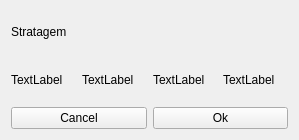
cscmieu/Democratic-Stratagem-Trainer, file PlaylistItem.ui: the form before one commit.
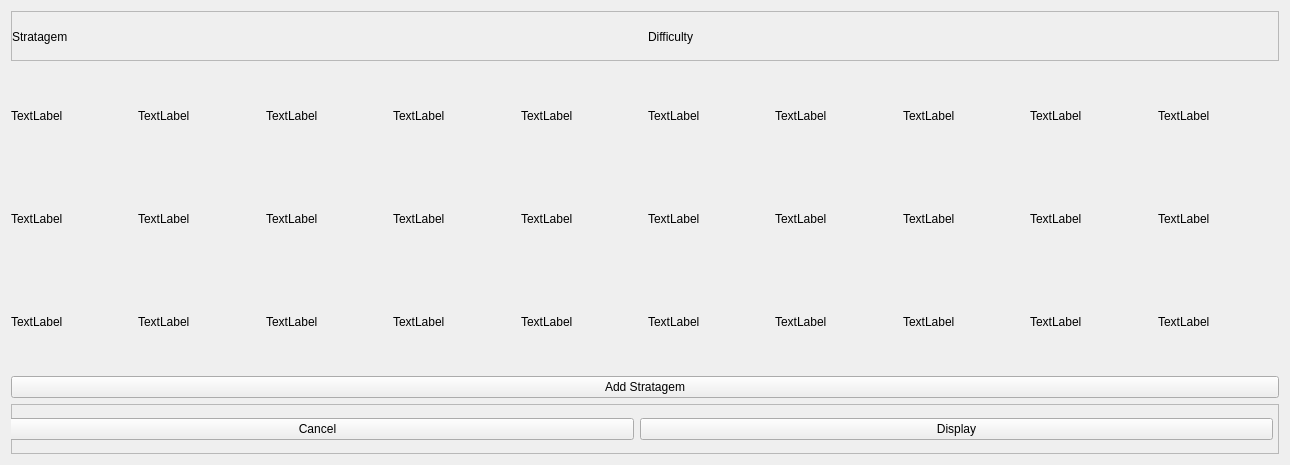
The form after the commit.

Commit message: display playlist

What changed in the file:
```diff
--- a/PlaylistItem.ui
+++ b/PlaylistItem.ui
@@ -6,8 +6,8 @@
    <rect>
     <x>0</x>
     <y>0</y>
-    <width>299</width>
-    <height>140</height>
+    <width>1290</width>
+    <height>465</height>
    </rect>
   </property>
   <property name="windowTitle">
@@ -15,6 +15,36 @@
   </property>
   <layout class="QVBoxLayout" name="verticalLayout">
    <item>
+    <widget class="QFrame" name="Header">
+     <property name="maximumSize">
+      <size>
+       <width>20000</width>
+       <height>50</height>
+      </size>
+     </property>
+     <property name="frameShape">
+      <enum>QFrame::StyledPanel</enum>
+     </property>
+     <property name="frameShadow">
+      <enum>QFrame::Raised</enum>
+     </property>
+     <widget class="QWidget" name="horizontalLayoutWidget">
+      <property name="geometry">
+       <rect>
+        <x>1</x>
+        <y>0</y>
+        <width>1271</width>
+        <height>51</height>
+       </rect>
+      </property>
+      <layout class="QHBoxLayout" name="Head">
+       <property name="spacing">
+        <number>0</number>
+       </property>
+       <property name="sizeConstraint">
+        <enum>QLayout::SetMinAndMaxSize</enum>
+       </property>
+       <item>
     <widget class="QLabel" name="Name">
      <property name="text">
       <string>Stratagem</string>
@@ -22,16 +52,29 @@
     </widget>
    </item>
    <item>
-    <layout class="QHBoxLayout" name="horizontalLayout_2">
+        <widget class="QLabel" name="Difficulty">
+         <property name="text">
+          <string>Difficulty</string>
+         </property>
+        </widget>
+       </item>
+      </layout>
+     </widget>
+    </widget>
+   </item>
      <item>
-      <widget class="QLabel" name="label_4">
+    <layout class="QVBoxLayout" name="Stratagems">
+     <item>
+      <layout class="QHBoxLayout" name="Stratagems_1">
+       <item>
+        <widget class="QLabel" name="label_0">
        <property name="text">
         <string>TextLabel</string>
        </property>
       </widget>
      </item>
      <item>
-      <widget class="QLabel" name="label_5">
+        <widget class="QLabel" name="label_1">
        <property name="text">
         <string>TextLabel</string>
        </property>
@@ -51,10 +94,231 @@
        </property>
       </widget>
      </item>
+       <item>
+        <widget class="QLabel" name="label_4">
+         <property name="text">
+          <string>TextLabel</string>
+         </property>
+        </widget>
+       </item>
+       <item>
+        <widget class="QLabel" name="label_5">
+         <property name="text">
+          <string>TextLabel</string>
+         </property>
+        </widget>
+       </item>
+       <item>
+        <widget class="QLabel" name="label_6">
+         <property name="text">
+          <string>TextLabel</string>
+         </property>
+        </widget>
+       </item>
+       <item>
+        <widget class="QLabel" name="label_7">
+         <property name="text">
+          <string>TextLabel</string>
+         </property>
+        </widget>
+       </item>
+       <item>
+        <widget class="QLabel" name="label_8">
+         <property name="text">
+          <string>TextLabel</string>
+         </property>
+        </widget>
+       </item>
+       <item>
+        <widget class="QLabel" name="label_9">
+         <property name="text">
+          <string>TextLabel</string>
+         </property>
+        </widget>
+       </item>
     </layout>
    </item>
    <item>
-    <layout class="QHBoxLayout" name="horizontalLayout">
+      <layout class="QHBoxLayout" name="Stratagems_2">
+       <item>
+        <widget class="QLabel" name="label_20">
+         <property name="text">
+          <string>TextLabel</string>
+         </property>
+        </widget>
+       </item>
+       <item>
+        <widget class="QLabel" name="label_19">
+         <property name="text">
+          <string>TextLabel</string>
+         </property>
+        </widget>
+       </item>
+       <item>
+        <widget class="QLabel" name="label_18">
+         <property name="text">
+          <string>TextLabel</string>
+         </property>
+        </widget>
+       </item>
+       <item>
+        <widget class="QLabel" name="label_17">
+         <property name="text">
+          <string>TextLabel</string>
+         </property>
+        </widget>
+       </item>
+       <item>
+        <widget class="QLabel" name="label_16">
+         <property name="text">
+          <string>TextLabel</string>
+         </property>
+        </widget>
+       </item>
+       <item>
+        <widget class="QLabel" name="label_15">
+         <property name="text">
+          <string>TextLabel</string>
+         </property>
+        </widget>
+       </item>
+       <item>
+        <widget class="QLabel" name="label_14">
+         <property name="text">
+          <string>TextLabel</string>
+         </property>
+        </widget>
+       </item>
+       <item>
+        <widget class="QLabel" name="label_13">
+         <property name="text">
+          <string>TextLabel</string>
+         </property>
+        </widget>
+       </item>
+       <item>
+        <widget class="QLabel" name="label_12">
+         <property name="text">
+          <string>TextLabel</string>
+         </property>
+        </widget>
+       </item>
+       <item>
+        <widget class="QLabel" name="label_11">
+         <property name="text">
+          <string>TextLabel</string>
+         </property>
+        </widget>
+       </item>
+      </layout>
+     </item>
+     <item>
+      <layout class="QHBoxLayout" name="Stratagems_3">
+       <item>
+        <widget class="QLabel" name="label_30">
+         <property name="text">
+          <string>TextLabel</string>
+         </property>
+        </widget>
+       </item>
+       <item>
+        <widget class="QLabel" name="label_29">
+         <property name="text">
+          <string>TextLabel</string>
+         </property>
+        </widget>
+       </item>
+       <item>
+        <widget class="QLabel" name="label_28">
+         <property name="text">
+          <string>TextLabel</string>
+         </property>
+        </widget>
+       </item>
+       <item>
+        <widget class="QLabel" name="label_27">
+         <property name="text">
+          <string>TextLabel</string>
+         </property>
+        </widget>
+       </item>
+       <item>
+        <widget class="QLabel" name="label_26">
+         <property name="text">
+          <string>TextLabel</string>
+         </property>
+        </widget>
+       </item>
+       <item>
+        <widget class="QLabel" name="label_25">
+         <property name="text">
+          <string>TextLabel</string>
+         </property>
+        </widget>
+       </item>
+       <item>
+        <widget class="QLabel" name="label_24">
+         <property name="text">
+          <string>TextLabel</string>
+         </property>
+        </widget>
+       </item>
+       <item>
+        <widget class="QLabel" name="label_23">
+         <property name="text">
+          <string>TextLabel</string>
+         </property>
+        </widget>
+       </item>
+       <item>
+        <widget class="QLabel" name="label_22">
+         <property name="text">
+          <string>TextLabel</string>
+         </property>
+        </widget>
+       </item>
+       <item>
+        <widget class="QLabel" name="label_21">
+         <property name="text">
+          <string>TextLabel</string>
+         </property>
+        </widget>
+       </item>
+      </layout>
+     </item>
+    </layout>
+   </item>
+   <item>
+    <widget class="QPushButton" name="AddStratagemButton">
+     <property name="text">
+      <string>Add Stratagem</string>
+     </property>
+    </widget>
+   </item>
+   <item>
+    <widget class="QFrame" name="frame_2">
+     <property name="maximumSize">
+      <size>
+       <width>16777215</width>
+       <height>50</height>
+      </size>
+     </property>
+     <property name="frameShape">
+      <enum>QFrame::StyledPanel</enum>
+     </property>
+     <property name="frameShadow">
+      <enum>QFrame::Raised</enum>
+     </property>
+     <widget class="QWidget" name="">
+      <property name="geometry">
+       <rect>
+        <x>-10</x>
+        <y>-5</y>
+        <width>1272</width>
+        <height>61</height>
+       </rect>
+      </property>
+      <layout class="QHBoxLayout" name="ControlButtons">
      <item>
       <widget class="QPushButton" name="Cancel">
        <property name="text">
@@ -65,11 +329,13 @@
      <item>
       <widget class="QPushButton" name="Ok">
        <property name="text">
-        <string>Ok</string>
+          <string>Display</string>
        </property>
       </widget>
      </item>
     </layout>
+     </widget>
+    </widget>
    </item>
   </layout>
  </widget>
```
Left out of the diff: 19 changed lines with no effect on the pictures. Lines whose indentation alone changed are shown as unchanged. The commit also changes 4 other files.
